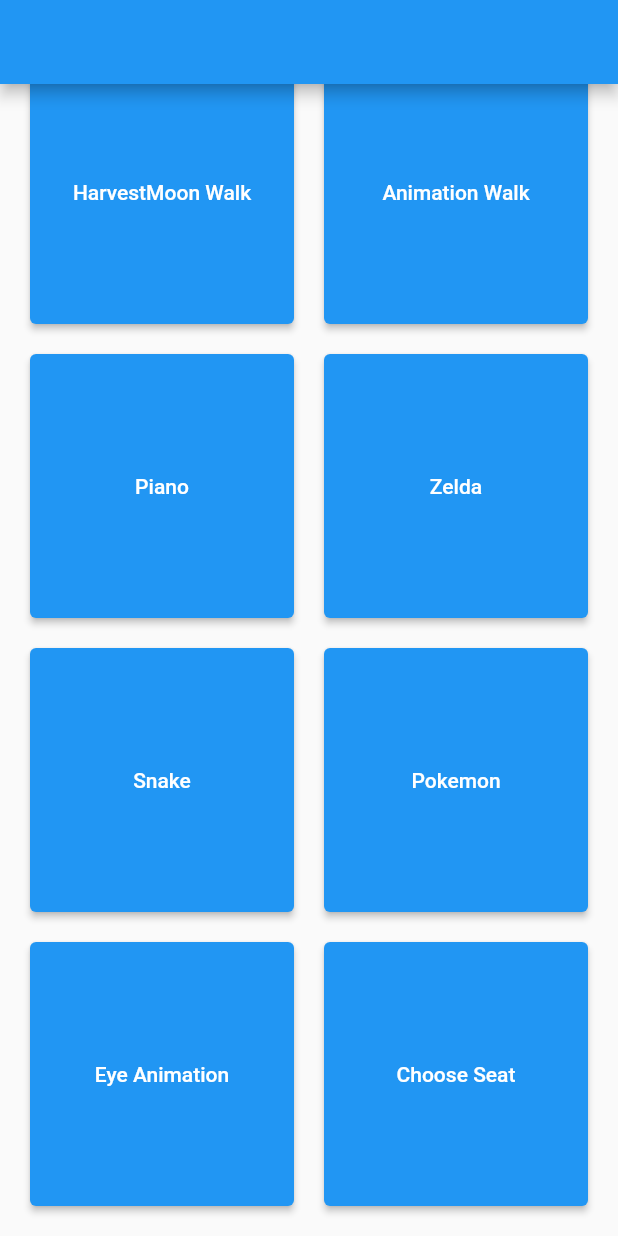
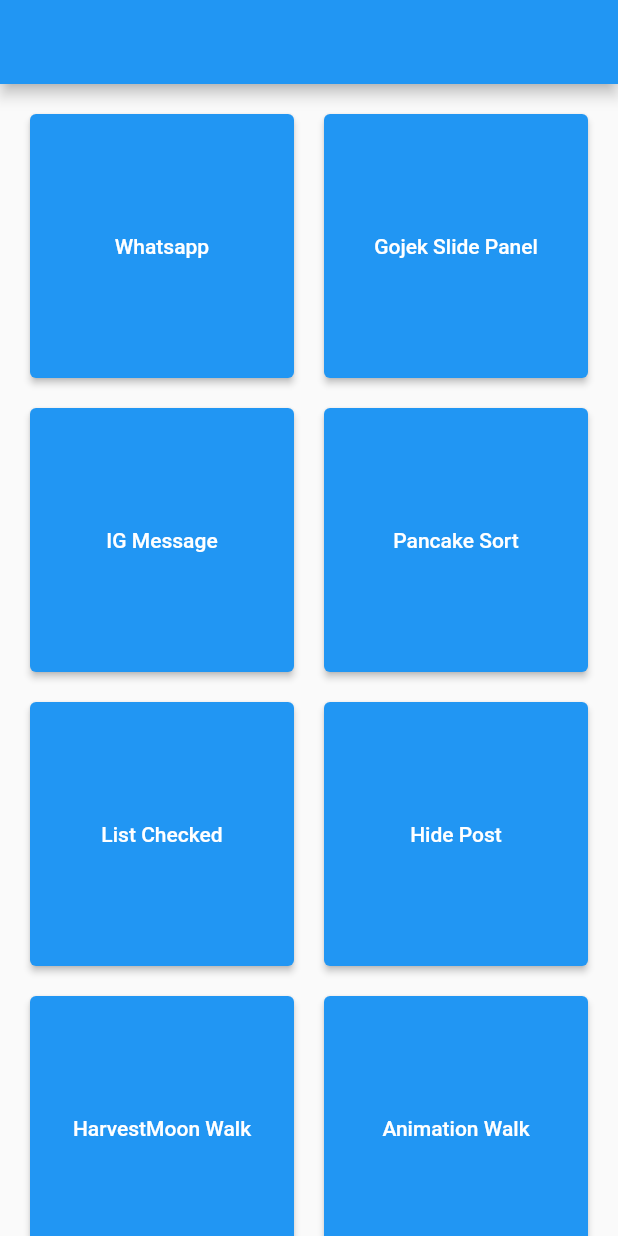
Before and after one commit to dwikresno/everythingishere, a Flutter app: the screen it shows after launch, on a phone screen of 412 x 824 dp. Run offline on Flutter 3.47's test engine with Material 2 defaults, Android fonts, the phone set to English and light mode, and no system bars; our stand-ins replace just_audio, unicons; missing offline and left inert: audio_session, flutter_joystick, just_audio_web.

Commit message:
feat : fixing whatsapp

```diff
--- a/lib/ui/menu.dart
+++ b/lib/ui/menu.dart
@@ -1,7 +1,10 @@
+import 'dart:async';
+
 import 'package:all_is_here/ui/IG/ig_message.dart';
 import 'package:all_is_here/ui/animation_walk.dart';
 import 'package:all_is_here/ui/chooseseat.dart';
 import 'package:all_is_here/ui/eyeanimation.dart';
+import 'package:all_is_here/ui/gojek.dart';
 import 'package:all_is_here/ui/harvestmoon.dart';
 import 'package:all_is_here/ui/hide_post.dart';
 import 'package:all_is_here/ui/listchecked.dart';
@@ -22,6 +25,15 @@
 }
 
 class _MenuState extends State<Menu> {
+  ScrollController scrollController = ScrollController();
+  @override
+  void initState() {
+    Timer(Duration(milliseconds: 200), () {
+      scrollController.jumpTo(scrollController.position.maxScrollExtent);
+    });
+    super.initState();
+  }
+
   @override
   Widget build(BuildContext context) {
     SystemChrome.setPreferredOrientations([
@@ -33,6 +45,7 @@
       body: Container(
         width: MediaQuery.of(context).size.width,
         child: GridView(
+          controller: scrollController,
           reverse: true,
           padding: EdgeInsets.all(20),
           gridDelegate: const SliverGridDelegateWithFixedCrossAxisCount(
@@ -118,6 +131,12 @@
                 movePage(12);
               },
               child: Text("Whatsapp"),
+            ),
+            ElevatedButton(
+              onPressed: () {
+                movePage(13);
+              },
+              child: Text("Gojek Slide Panel"),
             )
           ],
         ),
@@ -167,6 +186,9 @@
       case 12:
         className = Whatsapp();
         break;
+      case 13:
+        className = Gojek();
+        break;
       default:
         // do something else
         break;
--- a/lib/ui/whatsapp.dart
+++ b/lib/ui/whatsapp.dart
@@ -1,3 +1,5 @@
+import 'dart:async';
+
 import 'package:flutter/material.dart';
 
 class Whatsapp extends StatefulWidget {
@@ -219,14 +221,18 @@
                           if (t is ScrollEndNotification) {
                             print(_scrollController.position.pixels);
                             if (_scrollController.position.pixels > 30) {
+                              Timer(Duration(milliseconds: 100), () {
                                 if (mounted)
                                   setState(() {
                                     isCollapse = true;
                                   });
+                              });
                             } else {
+                              Timer(Duration(milliseconds: 100), () {
                                 if (mounted)
                                   setState(() {
                                     isCollapse = false;
+                                  });
                               });
                             }
                           }
```
Lines whose indentation alone changed are shown as unchanged.
